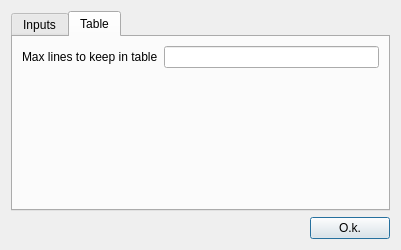
First picture: the form in antilog/src/optionsdialog.ui, repository bjerrep/antilog, before the edit.
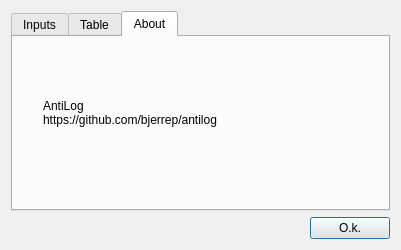
Second picture: the form after the edit. Icons and pictures are not drawn.

What changed in the file:
```diff
--- a/antilog/src/optionsdialog.ui
+++ b/antilog/src/optionsdialog.ui
@@ -21,7 +21,7 @@
    <item>
     <widget class="QTabWidget" name="tabWidget">
      <property name="currentIndex">
-      <number>1</number>
+      <number>2</number>
      </property>
      <widget class="QWidget" name="inputTab">
       <attribute name="title">
@@ -65,6 +65,25 @@
        </item>
       </layout>
      </widget>
+     <widget class="QWidget" name="tab">
+      <attribute name="title">
+       <string>About</string>
+      </attribute>
+      <widget class="QLabel" name="label">
+       <property name="geometry">
+        <rect>
+         <x>30</x>
+         <y>20</y>
+         <width>331</width>
+         <height>111</height>
+        </rect>
+       </property>
+       <property name="text">
+        <string>AntiLog
+https://github.com/bjerrep/antilog</string>
+       </property>
+      </widget>
+     </widget>
     </widget>
    </item>
    <item>
```
